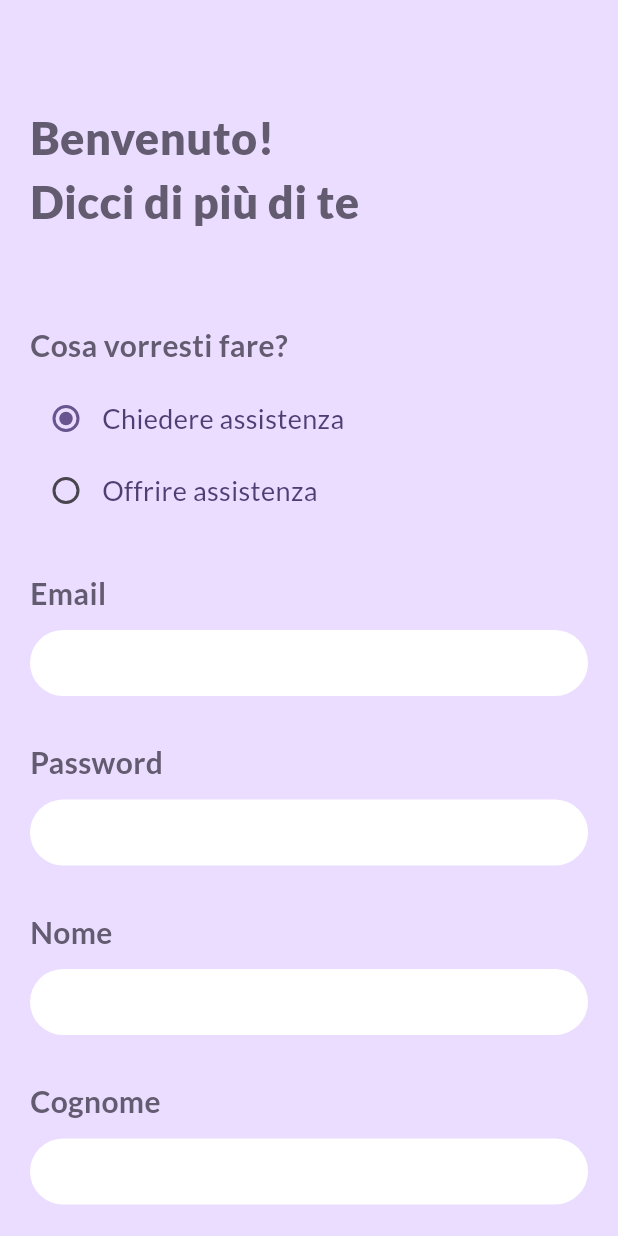
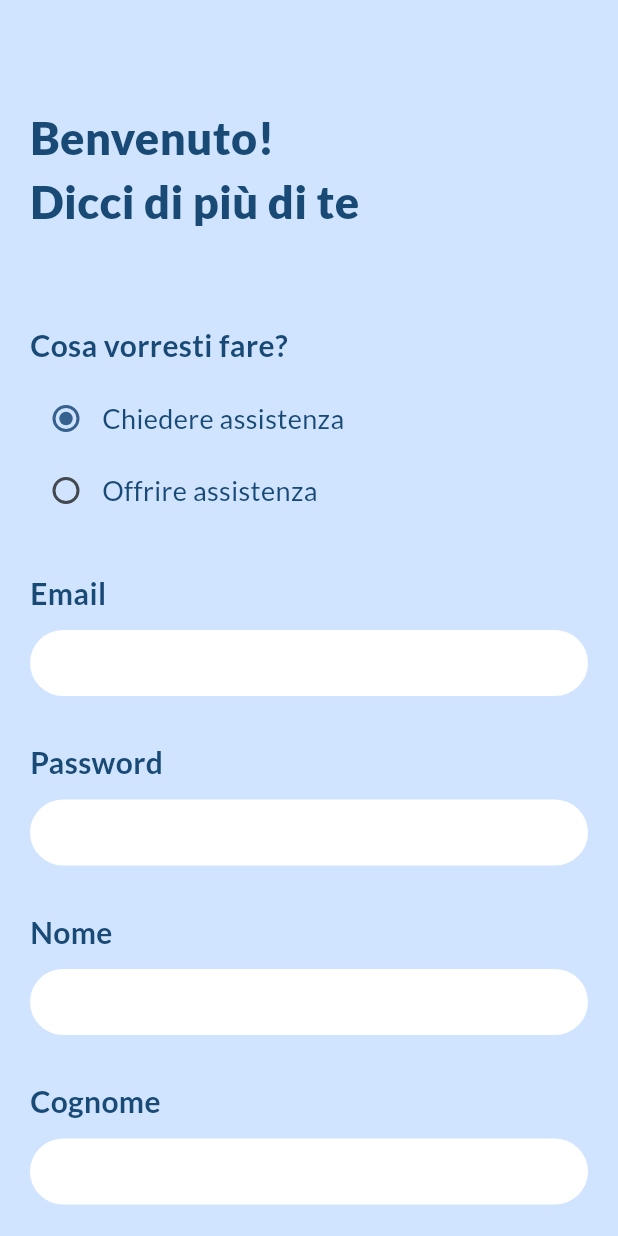
Before and after one commit to MrPio/ElderEase-Connect, a Flutter app: the screen it shows after launch, after a tap on "INIZIAMO", after a tap on "Non hai un account? Registrati ora!", on a phone screen of 412 x 824 dp. Run offline on Flutter 3.47's test engine with Material 3 defaults, Android fonts, the phone set to English and light mode, and no system bars; our stand-ins replace firebase_auth, firebase_core, firebase_database, google_fonts, shared_preferences and 1 more; missing offline and left inert: dart:ffi; accounts and stored records are empty; network calls fail.

Commit message:
Final Commit(work presented)

```diff
--- a/lib/enums/user_type.dart
+++ b/lib/enums/user_type.dart
@@ -1,10 +1,11 @@
   import 'package:flutter/material.dart';
 
   enum UserType {
-    STUDENT("Offrire assistenza"),
-    ELDER("Chiedere assistenza");
+    STUDENT("Offrire assistenza","Studente"),
+    ELDER("Chiedere assistenza", "");
 
     final String title;
+    final String typeName;
 
-    const UserType(this.title);
+    const UserType(this.title, this.typeName);
   }
--- a/lib/extension/function/date_time_extensions.dart
+++ b/lib/extension/function/date_time_extensions.dart
@@ -5,6 +5,7 @@ extension DateTimeExtensions on DateTime {
       DateFormat(day ? 'dd MMM yyyy' : 'MMM yyyy').format(this);
 
   String toShortDateStr() => DateFormat('dd MMM').format(this);
+  String toShortDateHourStr() => DateFormat('dd MMM HH:mm').format(this);
 
   String toTimeStr() => DateFormat('HH:mm').format(this);
 
--- a/lib/main.dart
+++ b/lib/main.dart
@@ -18,7 +18,7 @@ class MyApp extends StatelessWidget {
   @override
   Widget build(BuildContext context) {
     Palette.theme = ThemeData(
-      colorScheme: ColorScheme.fromSeed(seedColor: Colors.deepPurple),
+      colorScheme: ColorScheme.fromSeed(seedColor: Colors.blue),
       useMaterial3: true,
     );
 
--- a/lib/model/post.dart
+++ b/lib/model/post.dart
@@ -1,3 +1,5 @@
+import 'dart:ffi';
+
 import 'package:elder_care/enums/post_type.dart';
 import 'package:json_annotation/json_annotation.dart';
 import 'package:elder_care/interfaces/json_serializable.dart';
@@ -25,26 +27,26 @@ class Post implements JSONSerializable {
   @JsonKey(includeFromJson: false, includeToJson: false)
   User? author;
 
-  Post({
-    this.authorUID,
+  Post(
+      {this.authorUID,
       this.timestamp = 0,
       this.description = "",
       this.address,
       this.uid,
       this.author,
       this.acceptedUserUID,
-    this.hours =1,
+      this.hours = 1,
       int? regDateTimestamp,
       String? elderName,
       String? elderSurname,
       List<User?>? lastFollowers,
       PostType? postType,
-    this.review
-  })  : elderName = elderName ?? "",
+      this.review})
+      : elderName = elderName ?? "",
         regDateTimestamp =
             regDateTimestamp ?? DateTime.now().millisecondsSinceEpoch,
         elderSurname = elderSurname ?? "",
-        postType=PostType.HOME;
+        postType = postType??PostType.HOME;
 
   DateTime get date => DateTime.fromMillisecondsSinceEpoch(timestamp);
 
@@ -55,14 +57,15 @@ class Post implements JSONSerializable {
   factory Post.fromJson(Map<String, dynamic> json) => _$PostFromJson(json);
 
   String getStatus() {
-    if(DateTime.now().isBefore(date.add(Duration(minutes: (hours*60).toInt())))){
-      return acceptedUserUID ==null?'Scaduto':'In corso';
-    }
-    else{
+    if (isValid) {
+      return acceptedUserUID == null ? 'Scaduto' : 'In corso';
+    } else {
       return 'Terminato';
     }
+  }
 
-  }
+  bool get hasBeenAccepted => acceptedUserUID != null;
+  bool get isValid => DateTime.now().isBefore(date);
 
   @override
   Map<String, dynamic> toJSON() => _$PostToJson(this);
--- a/lib/view/fragments/bottombar/profile_fragment.dart
+++ b/lib/view/fragments/bottombar/profile_fragment.dart
@@ -1,3 +1,4 @@
+import 'package:elder_care/enums/fonts.dart';
 import 'package:elder_care/enums/palette.dart';
 import 'package:elder_care/managers/account_manager.dart';
 import 'package:elder_care/managers/io_manager.dart';
@@ -14,8 +15,8 @@ class ProfileFragment extends StatelessWidget {
     return ListView(
       children: <Widget>[
         UserAccountsDrawerHeader(
-          accountName: Text("${AccountManager().user.name} ${AccountManager().user.surname}" ?? 'Nome utente'),
-          accountEmail: Text(user?.email ?? 'Email utente'),
+          accountName: Text("${AccountManager().user.name} ${AccountManager().user.surname} (${AccountManager().user.userType.typeName})", style: Fonts.bold(),),
+          accountEmail: Text(user?.email ?? 'Email utente',style: Fonts.regular()),
           currentAccountPicture: const CircleAvatar(
             backgroundImage: NetworkImage('https://firebasestorage.googleapis.com/v0/b/spotted-f3589.appspot.com/o/src%2Fanonymous.png?alt=media&token=82e2acd1-a7fa-49f3-a659-4692b5b98293'),
           ),
--- a/lib/view/fragments/login_fragment.dart
+++ b/lib/view/fragments/login_fragment.dart
@@ -78,7 +78,7 @@ class _LoginFragmentState extends State<LoginFragment> {
                     child: Text(
                       "Ciao, bentornato!",
                       style: Fonts.black(
-                          size: 30, color: Palette.scheme.secondary),
+                          size: 30, color: Palette.scheme.onPrimaryContainer),
                     ),
                   ),
                 ),
@@ -89,7 +89,7 @@ class _LoginFragmentState extends State<LoginFragment> {
                     padding: const EdgeInsets.fromLTRB(20.0, 30.0, 20.0, 10.0),
                     child: Text(
                       "Email",
-                      style: Fonts.bold(color: Palette.scheme.secondary),
+                      style: Fonts.bold(color: Palette.scheme.onPrimaryContainer),
                     ),
                   ),
                 ),
@@ -120,7 +120,7 @@ class _LoginFragmentState extends State<LoginFragment> {
                     padding: const EdgeInsets.fromLTRB(20.0, 30.0, 20.0, 10.0),
                     child: Text(
                       "Password",
-                      style: Fonts.bold(color: Palette.scheme.secondary),
+                      style: Fonts.bold(color: Palette.scheme.onPrimaryContainer),
                     ),
                   ),
                 ),
--- a/lib/view/fragments/signup_fragment.dart
+++ b/lib/view/fragments/signup_fragment.dart
@@ -134,7 +134,7 @@ class _SignupFragmentState extends State<SignupFragment> {
                 padding: const EdgeInsets.all(20.0),
                 child: Text(
                   "Benvenuto!\nDicci di più di te",
-                  style: Fonts.black(size: 30, color: Palette.scheme.secondary),
+                  style: Fonts.black(size: 30, color: Palette.scheme.onPrimaryContainer),
                 ),
               ),
             ),
@@ -146,7 +146,7 @@ class _SignupFragmentState extends State<SignupFragment> {
                 padding: const EdgeInsets.fromLTRB(20.0, 30.0, 20.0, 10.0),
                 child: Text(
                   "Cosa vorresti fare?",
-                  style: Fonts.bold(color: Palette.scheme.secondary),
+                  style: Fonts.bold(color: Palette.scheme.onPrimaryContainer),
                 ),
               ),
             ),
@@ -200,7 +200,7 @@ class _SignupFragmentState extends State<SignupFragment> {
                 padding: const EdgeInsets.fromLTRB(20.0, 30.0, 20.0, 10.0),
                 child: Text(
                   "Email",
-                  style: Fonts.bold(color: Palette.scheme.secondary),
+                  style: Fonts.bold(color: Palette.scheme.onPrimaryContainer),
                 ),
               ),
             ),
@@ -232,7 +232,7 @@ class _SignupFragmentState extends State<SignupFragment> {
                 padding: const EdgeInsets.fromLTRB(20.0, 30.0, 20.0, 10.0),
                 child: Text(
                   "Password",
-                  style: Fonts.bold(color: Palette.scheme.secondary),
+                  style: Fonts.bold(color: Palette.scheme.onPrimaryContainer),
                 ),
               ),
             ),
@@ -265,7 +265,7 @@ class _SignupFragmentState extends State<SignupFragment> {
                 padding: const EdgeInsets.fromLTRB(20.0, 30.0, 20.0, 10.0),
                 child: Text(
                   "Nome",
-                  style: Fonts.bold(color: Palette.scheme.secondary),
+                  style: Fonts.bold(color: Palette.scheme.onPrimaryContainer),
                 ),
               ),
             ),
@@ -297,7 +297,7 @@ class _SignupFragmentState extends State<SignupFragment> {
                 padding: const EdgeInsets.fromLTRB(20.0, 30.0, 20.0, 10.0),
                 child: Text(
                   "Cognome",
-                  style: Fonts.bold(color: Palette.scheme.secondary),
+                  style: Fonts.bold(color: Palette.scheme.onPrimaryContainer),
                 ),
               ),
             ),
@@ -329,7 +329,7 @@ class _SignupFragmentState extends State<SignupFragment> {
                 padding: const EdgeInsets.fromLTRB(20.0, 30.0, 20.0, 10.0),
                 child: Text(
                   "Data di nascita",
-                  style: Fonts.bold(color: Palette.scheme.secondary),
+                  style: Fonts.bold(color: Palette.scheme.onPrimaryContainer),
                 ),
               ),
             ),
@@ -368,7 +368,7 @@ class _SignupFragmentState extends State<SignupFragment> {
                 padding: const EdgeInsets.fromLTRB(20.0, 30.0, 20.0, 10.0),
                 child: Text(
                   "Genere",
-                  style: Fonts.bold(color: Palette.scheme.secondary),
+                  style: Fonts.bold(color: Palette.scheme.onPrimaryContainer),
                 ),
               ),
             ),
@@ -424,7 +424,7 @@ class _SignupFragmentState extends State<SignupFragment> {
                           const EdgeInsets.fromLTRB(20.0, 30.0, 20.0, 10.0),
                       child: Text(
                         "Indirizzo",
-                        style: Fonts.bold(color: Palette.scheme.secondary),
+                        style: Fonts.bold(color: Palette.scheme.onPrimaryContainer),
                       ),
                     ),
                   )
@@ -459,7 +459,7 @@ class _SignupFragmentState extends State<SignupFragment> {
                 padding: const EdgeInsets.fromLTRB(20.0, 30.0, 20.0, 10.0),
                 child: Text(
                   "Cellullare",
-                  style: Fonts.bold(color: Palette.scheme.secondary),
+                  style: Fonts.bold(color: Palette.scheme.onPrimaryContainer),
                 ),
               ),
             ),
```
Also changed, not shown: lib/managers/api_manager.dart (+3 -4 lines), lib/view/fragments/bottombar/list_posts.dart (+30 -13 lines), lib/view/main_page.dart (+25 -11 lines), lib/view/partials/post_view.dart (+63 -8 lines). Lines whose indentation alone changed are shown as unchanged.
